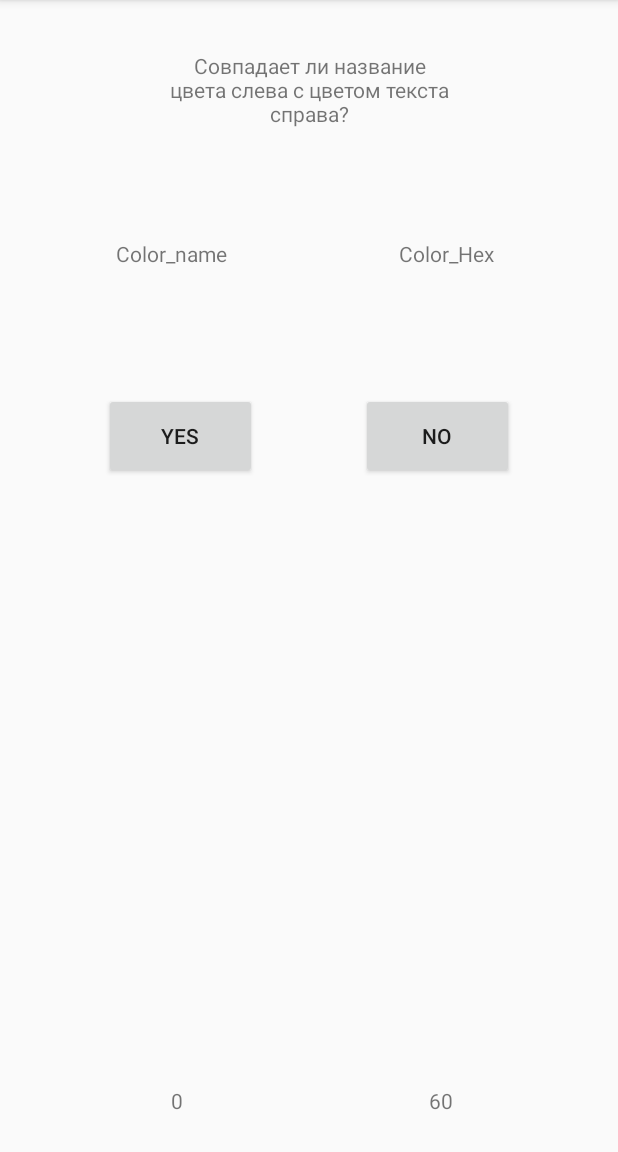
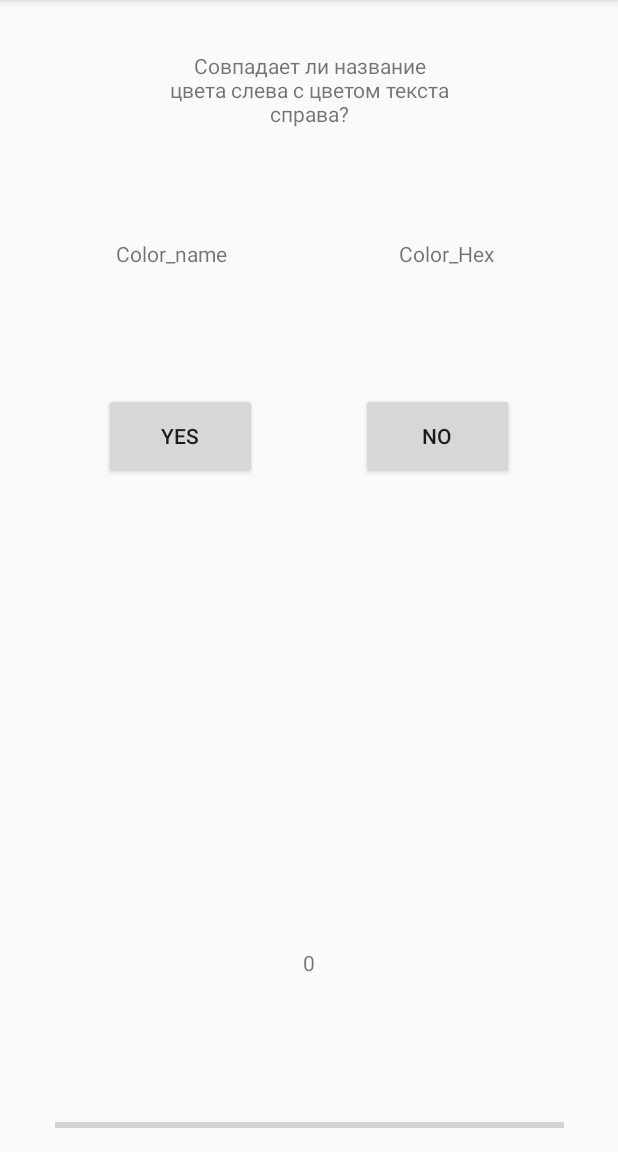
Before and after one commit to Sh1kataGaNai/ClrGame, an Android app: the screen it shows after launch (MainActivity), on a phone screen of 412 x 824 dp, the part 84-1236 px from its top. Run offline under Robolectric (Android 15) with nearby library versions, the phone set to English and light mode, and no system bars.

Commit message:
Replacing textview timeout, added ProgressBar

```diff
--- a/app/src/main/java/com/example/a/clrgame/MainActivity.java
+++ b/app/src/main/java/com/example/a/clrgame/MainActivity.java
@@ -11,6 +11,8 @@ import android.app.Dialog;
 import android.app.AlertDialog;
 import android.app.DialogFragment;
 import java.util.TimerTask;
+
+import android.widget.ProgressBar;
 import android.widget.TextView;
 
 
@@ -21,7 +23,7 @@ import android.widget.TextView;
 public class MainActivity extends AppCompatActivity  {
 
     private GameManager gm;
-    private TextView time;
+    private ProgressBar time;
     private TextView answers;
     private TextView first_color;
     private TextView second_color;
@@ -110,17 +112,19 @@ public class MainActivity extends AppCompatActivity  {
 
 
         answers = (TextView) findViewById(R.id.textViewTrueAnswers);
-        time = (TextView) findViewById(R.id.textViewTime);
+        time = (ProgressBar) findViewById(R.id.progressBarTimeLeft);
+        time.setMax(gm.getDeadlineSeconds());
         new CountDownTimer(gm.getDeadlineSeconds() * 1000, 1000) {
 
 
             public void onTick(long millisUntilFinished) {
-                time.setText("" + millisUntilFinished / 1000);
+                time.setProgress((int)millisUntilFinished / 1000);
+
                 answers.setText("" + gm.getTrueAnswers());
             }
 
             public void onFinish() {
-                time.setText("0");
+                time.setProgress(0);
                 answers.setText("" + gm.getTrueAnswers());
                 showResultsGame();
             }
--- a/app/src/main/res/layout/activity_main.xml
+++ b/app/src/main/res/layout/activity_main.xml
@@ -72,26 +72,31 @@
 
     <TextView
         android:id="@+id/textViewTrueAnswers"
-        android:layout_width="117dp"
+        android:layout_width="118dp"
         android:layout_height="36dp"
-        android:layout_marginBottom="16dp"
+        android:layout_marginBottom="108dp"
+        android:layout_marginEnd="8dp"
+        android:layout_marginLeft="8dp"
+        android:layout_marginRight="8dp"
+        android:layout_marginStart="8dp"
+        android:gravity="center"
         android:text="@string/textViewTrueAnswers"
-        android:gravity="center"
         app:layout_constraintBottom_toBottomOf="parent"
-        app:layout_constraintEnd_toStartOf="@+id/textViewTime"
-        app:layout_constraintHorizontal_bias="0.5"
+        app:layout_constraintEnd_toEndOf="parent"
         app:layout_constraintStart_toStartOf="parent" />
 
-    <TextView
-        android:id="@+id/textViewTime"
-        android:layout_width="117dp"
-        android:layout_height="36dp"
-        android:layout_marginBottom="16dp"
-        android:text="@string/textViewTime"
-        android:gravity="center"
+    <ProgressBar
+        android:id="@+id/progressBarTimeLeft"
+        style="?android:attr/progressBarStyleHorizontal"
+        android:layout_width="339dp"
+        android:layout_height="19dp"
+        android:layout_marginBottom="8dp"
+        android:layout_marginEnd="8dp"
+        android:layout_marginLeft="8dp"
+        android:layout_marginRight="8dp"
+        android:layout_marginStart="8dp"
         app:layout_constraintBottom_toBottomOf="parent"
         app:layout_constraintEnd_toEndOf="parent"
-        app:layout_constraintHorizontal_bias="0.5"
-        app:layout_constraintStart_toEndOf="@+id/textViewTrueAnswers" />
+        app:layout_constraintStart_toStartOf="parent" />
 
 </android.support.constraint.ConstraintLayout>
```
